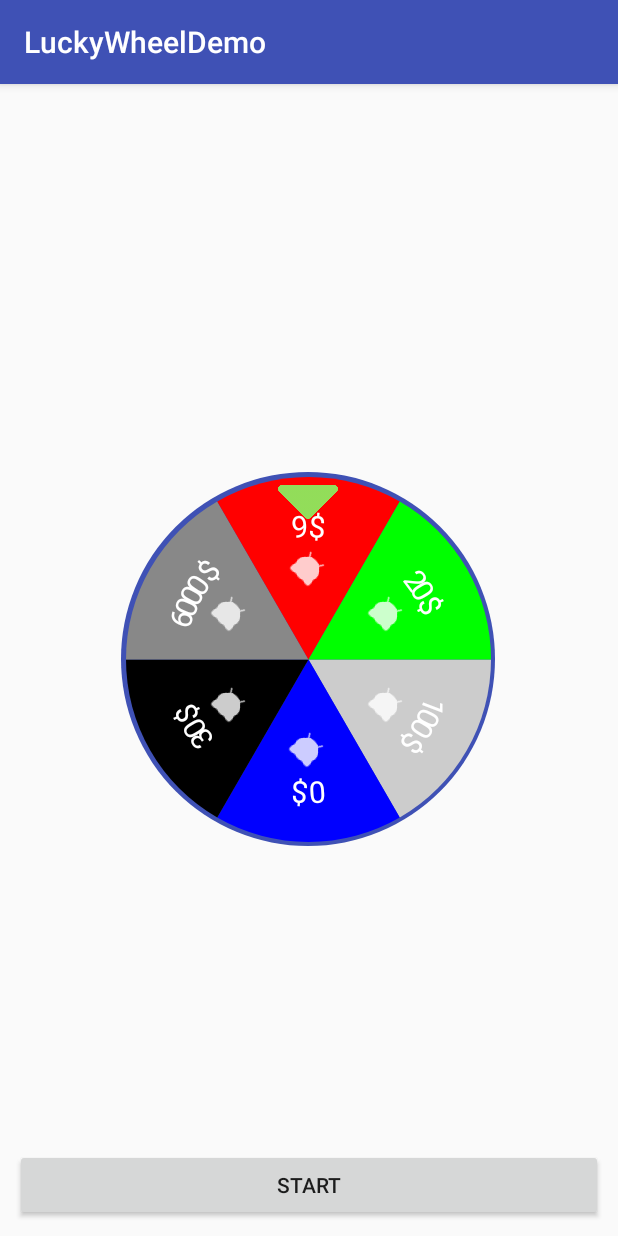
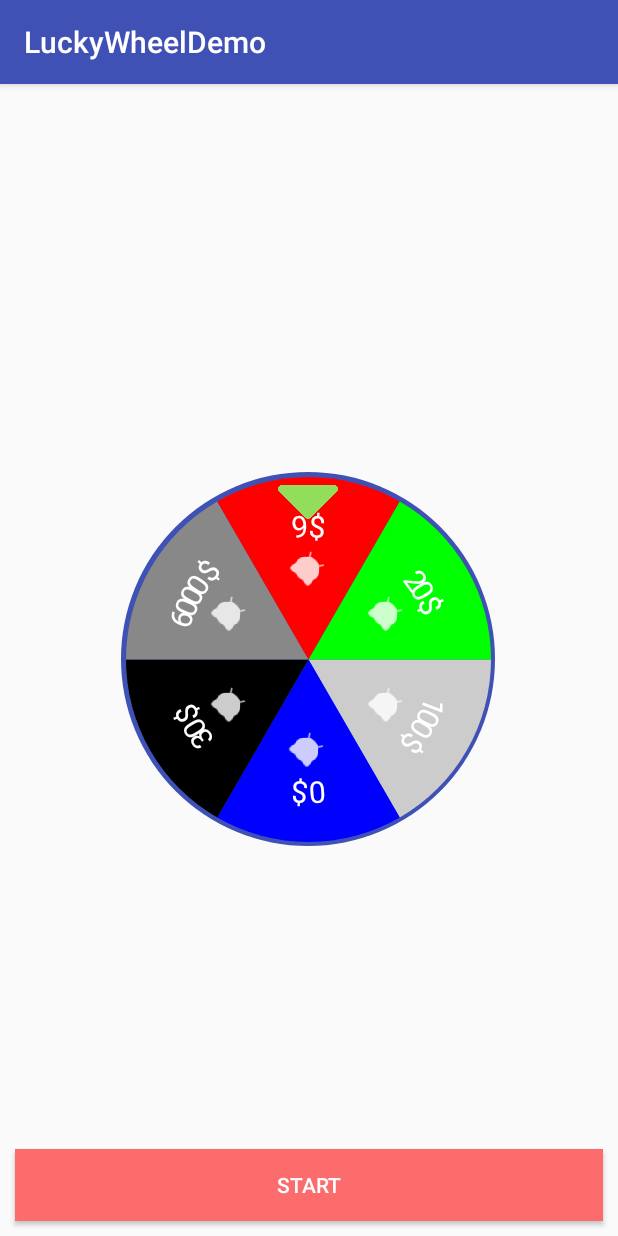
Before and after one commit to mmoamenn/LuckyWheel_Android, an Android app: the screen it shows after launch (MainActivity), on a phone screen of 412 x 824 dp. Run offline under Robolectric (Android 15) with nearby library versions, the phone set to English and light mode, and no system bars.

Commit message:
zero item issue fix

```diff
--- a/app/src/main/java/com/bluehomestudio/luckywheeldemo/MainActivity.java
+++ b/app/src/main/java/com/bluehomestudio/luckywheeldemo/MainActivity.java
@@ -29,7 +29,7 @@ public class MainActivity extends AppCompatActivity {
 
         lw = (LuckyWheel) findViewById(R.id.lwv);
         lw.addWheelItems(wheelItems);
-        lw.setTarget(3);
+        lw.setTarget(5);
 
 
         lw.setLuckyWheelReachTheTarget(new OnLuckyWheelReachTheTarget() {
--- a/app/src/main/res/layout/activity_main.xml
+++ b/app/src/main/res/layout/activity_main.xml
@@ -20,6 +20,8 @@
         android:layout_height="wrap_content"
         android:layout_alignParentBottom="true"
         android:layout_margin="10dp"
+        android:background="#fc6c6c"
+        android:textColor="@android:color/white"
         android:text="@string/start"/>
 
 </RelativeLayout>
--- a/luckywheel/src/main/java/com/bluehomestudio/luckywheel/LuckyWheel.java
+++ b/luckywheel/src/main/java/com/bluehomestudio/luckywheel/LuckyWheel.java
@@ -100,7 +100,7 @@ public class LuckyWheel extends FrameLayout implements View.OnTouchListener, OnR
     @Override
     public boolean onTouch(View v, MotionEvent event) {
 
-        if ( target <= 0 || isRotate ) {
+        if ( target < 0 || isRotate ) {
             return false;
         }
 
--- a/luckywheel/src/main/java/com/bluehomestudio/luckywheel/WheelView.java
+++ b/luckywheel/src/main/java/com/bluehomestudio/luckywheel/WheelView.java
@@ -251,7 +251,6 @@ final class WheelView extends View {
         radius = width - padding * 2;
         center = width / 2;
         setMeasuredDimension(width, width);
-
     }
 
     public void setOnRotationListener(OnRotationListener onRotationListener) {
```
